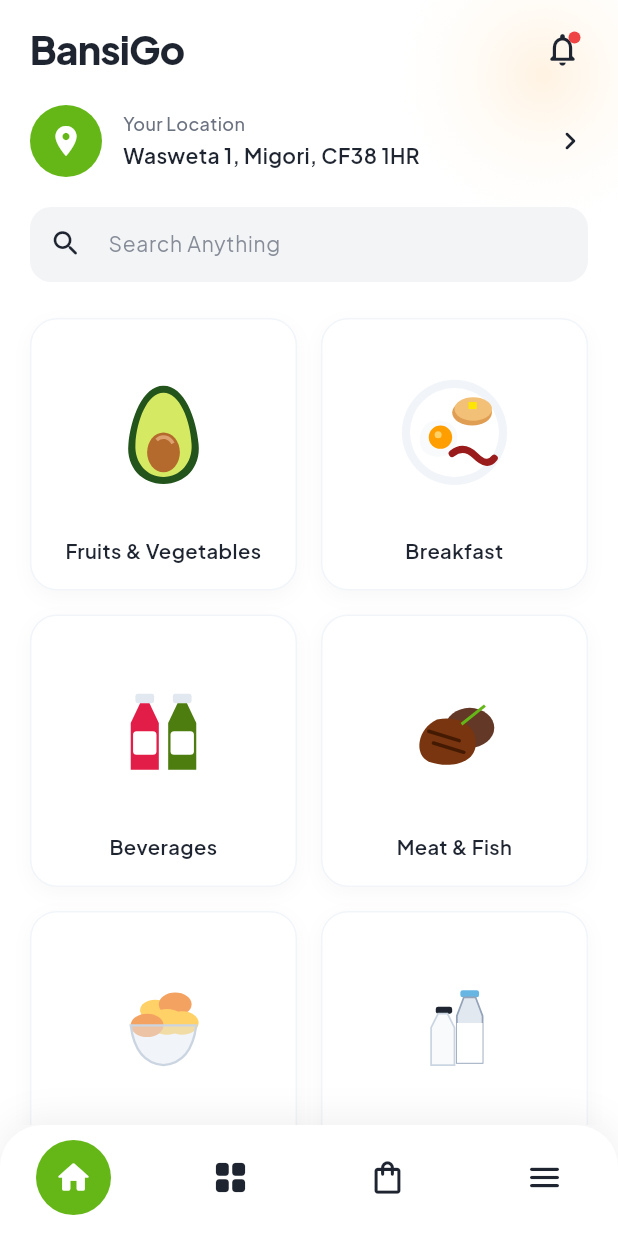
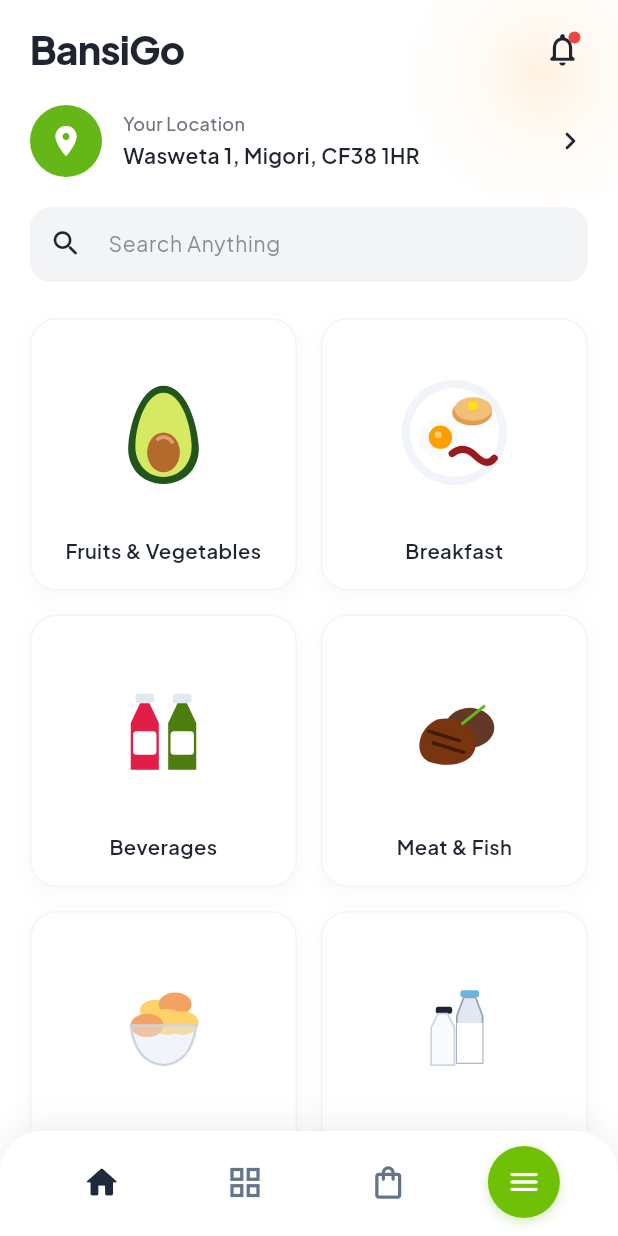
Before and after one commit to KiseraTimon/bansigo_customer, a Flutter app: the HomeScreen screen opened directly, on a phone screen of 412 x 824 dp. Run offline on Flutter 3.47's test engine with Material 3 defaults, Android fonts, the phone set to English and light mode, and no system bars; our stand-ins replace google_fonts, shared_preferences; accounts and stored records are empty; statements that could not run were skipped.

Commit message:
chore: update bottom navbar to shade options button

```diff
--- a/lib/features/home/widgets/custom_bottom_nav.dart
+++ b/lib/features/home/widgets/custom_bottom_nav.dart
@@ -1,7 +1,6 @@
 // lib/features/home/widgets/custom_bottom_nav.dart
 
 import 'package:flutter/material.dart';
-import '../../../core/theme/app_colors.dart';
 
 class CustomBottomNav extends StatelessWidget {
   final int currentIndex;
@@ -25,41 +24,43 @@ class CustomBottomNav extends StatelessWidget {
         boxShadow: [
           BoxShadow(
             color: Colors.black.withValues(alpha: 0.06),
-            blurRadius: 20,
+            blurRadius: 18,
             offset: const Offset(0, -4),
           ),
         ],
       ),
       padding: EdgeInsets.only(
-        left: 24,
-        right: 24,
+        left: 20,
+        right: 20,
         top: 10,
         bottom: MediaQuery.of(context).padding.bottom > 0
-            ? MediaQuery.of(context).padding.bottom
-            : 14,
+            ? MediaQuery.of(context).padding.bottom + 2
+            : 12,
       ),
       child: Row(
-        mainAxisAlignment: MainAxisAlignment.spaceBetween,
+        mainAxisAlignment: MainAxisAlignment.spaceAround,
+        crossAxisAlignment: CrossAxisAlignment.center,
         children: [
-          _buildNavItem(
+          // 0: Home
+          _buildStandardNavItem(
             index: 0,
-            icon: Icons.home_rounded,
+            icon: currentIndex == 0 ? Icons.home_rounded : Icons.home_outlined,
             isActive: currentIndex == 0,
-            useCircleBackground: true,
           ),
-          _buildNavItem(
+          // 1: Explore / Departments
+          _buildStandardNavItem(
             index: 1,
-            icon: Icons.grid_view_rounded,
+            icon: currentIndex == 1 ? Icons.grid_view_rounded : Icons.grid_view_outlined,
             isActive: currentIndex == 1,
           ),
-          _buildNavItem(
+          // 2: Orders / Shopping Bag
+          _buildStandardNavItem(
             index: 2,
-            icon: Icons.shopping_bag_outlined,
+            icon: currentIndex == 2 ? Icons.shopping_bag_rounded : Icons.shopping_bag_outlined,
             isActive: currentIndex == 2,
           ),
-          _buildNavItem(
-            index: 3,
-            icon: Icons.menu_rounded,
+          // 3: More / Menu Button (Green Circle with white hamburger icon matching inspo)
+          _buildMoreCircularButton(
             isActive: currentIndex == 3,
           ),
         ],
@@ -67,43 +68,52 @@ class CustomBottomNav extends StatelessWidget {
     );
   }
 
-  Widget _buildNavItem({
+  Widget _buildStandardNavItem({
     required int index,
     required IconData icon,
     required bool isActive,
-    bool useCircleBackground = false,
   }) {
-    if (useCircleBackground && isActive) {
-      return GestureDetector(
+    return InkWell(
       onTap: () => onIndexChanged(index),
-        behavior: HitTestBehavior.opaque,
-        child: Container(
-          width: 50,
-          height: 50,
-          decoration: const BoxDecoration(
-            color: AppColors.primary,
-            shape: BoxShape.circle,
-          ),
+      borderRadius: BorderRadius.circular(20),
+      child: Padding(
+        padding: const EdgeInsets.symmetric(horizontal: 16, vertical: 8),
         child: Icon(
           icon,
-            color: Colors.white,
+          color: isActive ? const Color(0xFF1E293B) : const Color(0xFF64748B),
           size: 26,
         ),
       ),
     );
   }
 
-    return GestureDetector(
-      onTap: () => onIndexChanged(index),
-      behavior: HitTestBehavior.opaque,
-      child: Container(
-        width: 50,
-        height: 50,
-        alignment: Alignment.center,
+  Widget _buildMoreCircularButton({
+    required bool isActive,
+  }) {
+    return InkWell(
+      onTap: () => onIndexChanged(3),
+      borderRadius: BorderRadius.circular(24),
+      child: AnimatedContainer(
+        duration: const Duration(milliseconds: 200),
+        width: 48,
+        height: 48,
+        decoration: BoxDecoration(
+          color: isActive ? const Color(0xFF65B307) : const Color(0xFF70C007),
+          shape: BoxShape.circle,
+          boxShadow: [
+            BoxShadow(
+              color: const Color(0xFF65B307).withValues(alpha: isActive ? 0.45 : 0.25),
+              blurRadius: isActive ? 10 : 6,
+              offset: const Offset(0, 3),
+            ),
+          ],
+        ),
+        child: const Center(
           child: Icon(
-          icon,
-          color: isActive ? AppColors.primary : AppColors.slateDark,
-          size: 26,
+            Icons.menu_rounded,
+            color: Colors.white,
+            size: 24,
+          ),
         ),
       ),
     );
```
Lines whose indentation alone changed are shown as unchanged.
